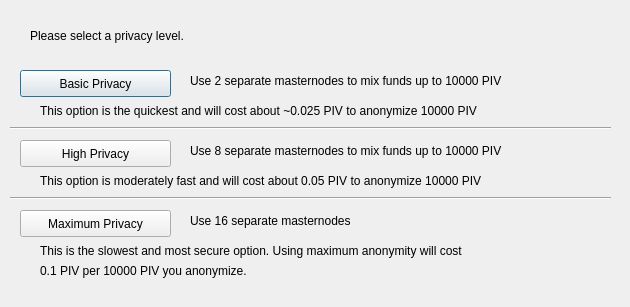
Before: the Qt Designer form src/qt/forms/obfuscationconfig.ui in ComputerCraftr/simplicity-new, drawn with Qt 5.
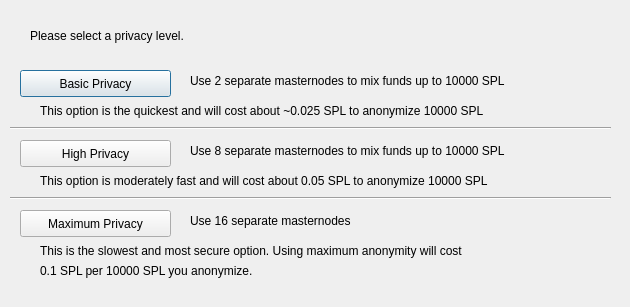
After: the same form once the commit is applied.

Diff of the .ui file:
```diff
--- a/src/qt/forms/obfuscationconfig.ui
+++ b/src/qt/forms/obfuscationconfig.ui
@@ -75,7 +75,7 @@
     </rect>
    </property>
    <property name="text">
-    <string>Use 2 separate masternodes to mix funds up to 10000 PIV</string>
+    <string>Use 2 separate masternodes to mix funds up to 10000 SPL</string>
    </property>
   </widget>
   <widget class="QLabel" name="label_3">
@@ -88,7 +88,7 @@
     </rect>
    </property>
    <property name="text">
-    <string>Use 8 separate masternodes to mix funds up to 10000 PIV</string>
+    <string>Use 8 separate masternodes to mix funds up to 10000 SPL</string>
    </property>
   </widget>
   <widget class="QLabel" name="label_4">
@@ -114,7 +114,7 @@
     </rect>
    </property>
    <property name="text">
-    <string>This option is the quickest and will cost about ~0.025 PIV to anonymize 10000 PIV</string>
+    <string>This option is the quickest and will cost about ~0.025 SPL to anonymize 10000 SPL</string>
    </property>
   </widget>
   <widget class="QLabel" name="label_7">
@@ -127,7 +127,7 @@
     </rect>
    </property>
    <property name="text">
-    <string>This option is moderately fast and will cost about 0.05 PIV to anonymize 10000 PIV</string>
+    <string>This option is moderately fast and will cost about 0.05 SPL to anonymize 10000 SPL</string>
    </property>
   </widget>
   <widget class="QLabel" name="label_8">
@@ -153,7 +153,7 @@
     </rect>
    </property>
    <property name="text">
-    <string>0.1 PIV per 10000 PIV you anonymize.</string>
+    <string>0.1 SPL per 10000 SPL you anonymize.</string>
    </property>
   </widget>
   <widget class="Line" name="line">
```
